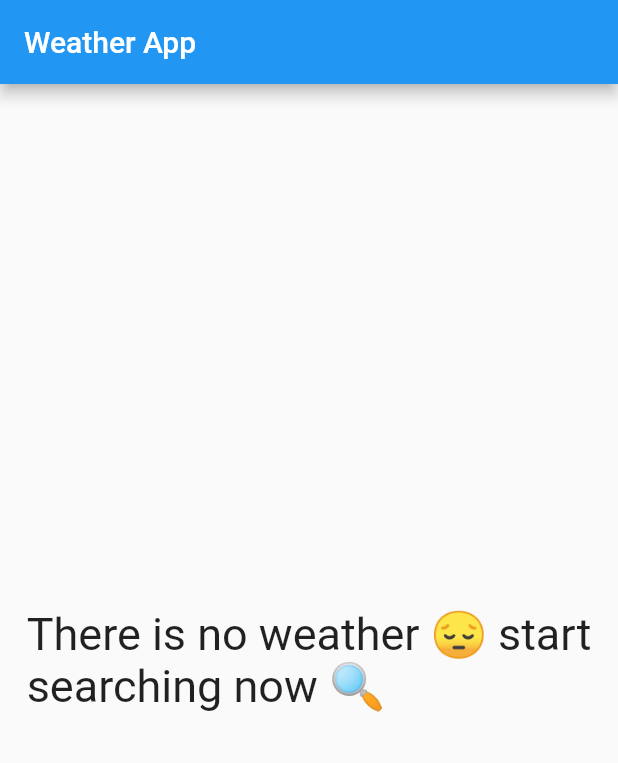
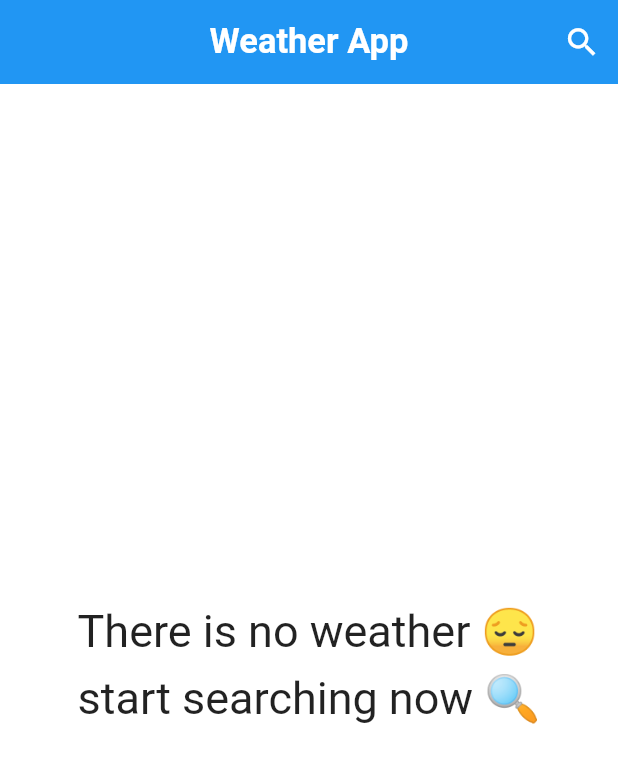
Before and after one commit to ahmedghaly15/Weather-App, a Flutter app: the screen it shows after launch, on a phone screen of 412 x 824 dp. Shown: the top 763 px of the screen. Run offline on Flutter 3.47's test engine with Material 2 defaults, Android fonts, the phone set to English and light mode, and no system bars.

Commit message:
Project fiels are finished and uploaded

```diff
--- a/lib/main.dart
+++ b/lib/main.dart
@@ -1,8 +1,16 @@
 import 'package:flutter/material.dart';
-import 'package:weather_app/modules/home_screen.dart';
+import 'package:provider/provider.dart';
+
+import '/modules/home_screen.dart';
+import '/providers/weather_provider.dart';
 
 void main() {
-  runApp(const WeatherApp());
+  runApp(
+    ChangeNotifierProvider(
+      create: (context) => WeatherProvider(),
+      child: const WeatherApp(),
+    ),
+  );
 }
 
 class WeatherApp extends StatelessWidget {
@@ -10,9 +18,24 @@ class WeatherApp extends StatelessWidget {
 
   @override
   Widget build(BuildContext context) {
-    return const MaterialApp(
+    return MaterialApp(
       debugShowCheckedModeBanner: false,
-      home: HomeScreen(),
+      theme: ThemeData(
+        primarySwatch: Provider.of<WeatherProvider>(context).weatherData == null
+            ? Colors.blue
+            : Provider.of<WeatherProvider>(context).weatherData!.getThemeData(),
+        appBarTheme: const AppBarTheme(
+          centerTitle: true,
+          elevation: 0,
+          titleTextStyle: TextStyle(
+            fontSize: 23,
+            fontWeight: FontWeight.bold,
+            color: Colors.white,
+          ),
+        ),
+        scaffoldBackgroundColor: Colors.white,
+      ),
+      home: const HomeScreen(),
     );
   }
 }
--- a/lib/modules/home_screen.dart
+++ b/lib/modules/home_screen.dart
@@ -1,24 +1,141 @@
 import 'package:flutter/material.dart';
+import 'package:provider/provider.dart';
+
+import '/models/weather_model.dart';
+import '/modules/search_screen.dart';
+import '/providers/weather_provider.dart';
 
 class HomeScreen extends StatelessWidget {
   const HomeScreen({Key? key}) : super(key: key);
 
   @override
   Widget build(BuildContext context) {
+    WeatherModel? weatherData = Provider.of<WeatherProvider>(
+      context,
+      listen: true,
+    ).weatherData;
     return Scaffold(
       appBar: AppBar(
         title: const Text('Weather App'),
+        actions: <Widget>[
+          IconButton(
+            onPressed: () {
+              Navigator.push(
+                context,
+                MaterialPageRoute(
+                  builder: (context) => SearchScreen(),
                 ),
-      body: Center(
+              );
+            },
+            icon: const Icon(
+              Icons.search,
+              size: 25,
+              color: Colors.white,
+            ),
+          ),
+        ],
+      ),
+      body: weatherData == null
+          ? Center(
               child: Column(
                 mainAxisSize: MainAxisSize.min,
                 children: const [
                   Text(
-              'There is no weather 😔 start\nsearching now 🔍',
+                    'There is no weather 😔\nstart searching now 🔍',
                     style: TextStyle(
                       fontSize: 30,
+                      height: 1.5,
                     ),
                   ),
+                ],
+              ),
+            )
+          : Container(
+              decoration: BoxDecoration(
+                gradient: LinearGradient(
+                  colors: [
+                    weatherData.getThemeData(),
+                    weatherData.getThemeData().withOpacity(0.75),
+                    weatherData.getThemeData().withOpacity(0.65),
+                  ],
+                  begin: Alignment.topRight,
+                  end: Alignment.bottomLeft,
+                ),
+              ),
+              padding: const EdgeInsets.symmetric(
+                horizontal: 20,
+                vertical: 15,
+              ),
+              child: Column(
+                mainAxisAlignment: MainAxisAlignment.center,
+                children: <Widget>[
+                  const Spacer(flex: 3),
+                  Text(
+                    weatherData.name,
+                    style: const TextStyle(
+                      fontSize: 35,
+                      fontWeight: FontWeight.bold,
+                      color: Colors.white,
+                    ),
+                  ),
+                  const SizedBox(height: 8),
+                  Text(
+                    "Updated at: ${weatherData.date.hour.toString()}:${weatherData.date.minute.toString()}",
+                    style: const TextStyle(
+                      fontSize: 24,
+                      color: Colors.white,
+                    ),
+                  ),
+                  const SizedBox(height: 35),
+                  Text(
+                    weatherData.weatherStateName,
+                    style: const TextStyle(
+                      fontSize: 30,
+                      fontWeight: FontWeight.bold,
+                      color: Colors.white,
+                    ),
+                  ),
+                  const Spacer(),
+                  Row(
+                    mainAxisAlignment: MainAxisAlignment.spaceEvenly,
+                    children: <Widget>[
+                      Image.asset(weatherData.getImage()),
+                      Text(
+                        "${weatherData.temp}",
+                        style: const TextStyle(
+                          fontSize: 32,
+                          fontWeight: FontWeight.bold,
+                          color: Colors.white,
+                        ),
+                      ),
+                      Column(
+                        children: <Widget>[
+                          Text(
+                            "max: ${weatherData.maxTemp}",
+                            style: const TextStyle(color: Colors.white),
+                          ),
+                          const SizedBox(height: 5),
+                          Text(
+                            "min: ${weatherData.minTemp}",
+                            style: const TextStyle(color: Colors.white),
+                          ),
+                        ],
+                      ),
+                    ],
+                  ),
+                  const Spacer(),
+                  TextButton(
+                    onPressed: () {},
+                    child: const Text(
+                      "Clear",
+                      style: TextStyle(
+                        fontSize: 30,
+                        fontWeight: FontWeight.bold,
+                        color: Colors.white,
+                      ),
+                    ),
+                  ),
+                  const Spacer(flex: 3),
                 ],
               ),
             ),
--- /dev/null
+++ b/lib/providers/weather_provider.dart
@@ -0,0 +1,13 @@
+import 'package:flutter/material.dart';
+import '/models/weather_model.dart';
+
+class WeatherProvider extends ChangeNotifier {
+  WeatherModel? _weatherData;
+
+  set weatherData(WeatherModel? weather) {
+    _weatherData = weather;
+    notifyListeners();
+  }
+
+  WeatherModel? get weatherData => _weatherData;
+}
--- a/pubspec.yaml
+++ b/pubspec.yaml
@@ -9,6 +9,8 @@ environment:
 dependencies:
   flutter:
     sdk: flutter
+  http: ^0.13.5
+  provider: ^6.0.5
 
 dev_dependencies:
   flutter_test:
```
Also changed, not shown: lib/models/weather_model.dart (added, +74 -0 lines), lib/modules/search_screen.dart (added, +91 -0 lines), lib/services/weather_service.dart (added, +26 -0 lines), pubspec.lock. Lines whose indentation alone changed are shown as unchanged.
